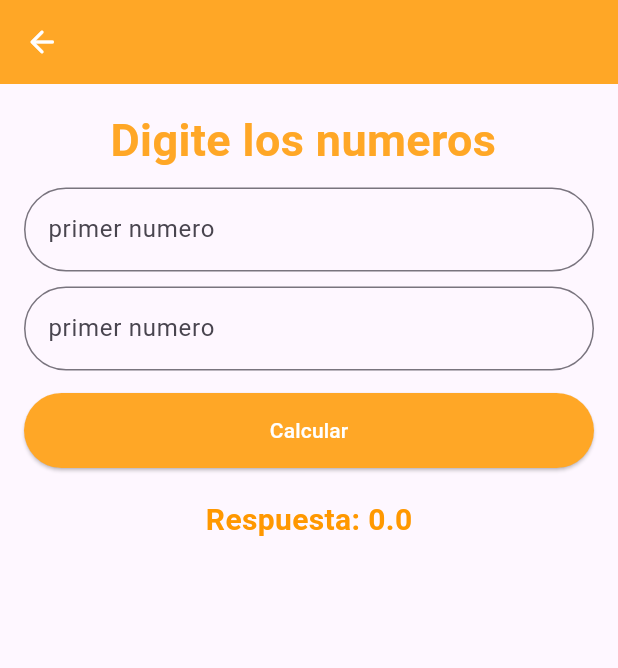
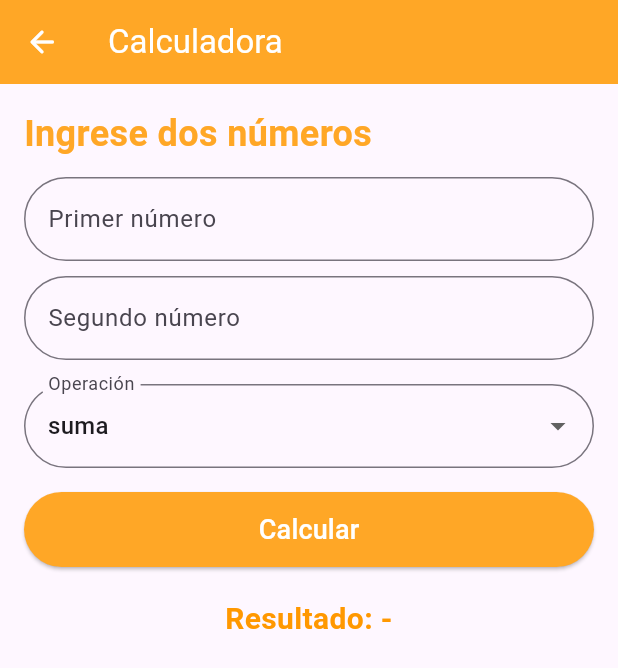
Before and after one commit to sofiaboni06/trabajo-de-flutter-14-11-2025, a Flutter app: the MainOption screen opened directly, after a tap on "calculadora", on a phone screen of 412 x 824 dp. Shown: the top 668 px of the screen. Run offline on Flutter 3.47's test engine with Material 3 defaults, Android fonts, the phone set to English and light mode, and no system bars; network calls fail.

Commit message:
Agregar calculadora con drop

```diff
--- /dev/null
+++ b/flutter_opera_mate_login_register/lib/screen/calculadora.dart
@@ -0,0 +1,192 @@
+import 'package:flutter/material.dart';
+import 'package:flutter_opera_mate_login_register/screen/mainOption.dart';
+
+class Calculadora extends StatefulWidget {
+  const Calculadora({super.key});
+
+  @override
+  State<Calculadora> createState() => _CalculadoraState();
+}
+
+class _CalculadoraState extends State<Calculadora> {
+  final TextEditingController _number1controller = TextEditingController();
+  final TextEditingController _number2controller = TextEditingController();
+  final _formKey = GlobalKey<FormState>();
+
+  double? _resultado;
+  String? _mensajeError;
+  final List<String> _operaciones = ['suma', 'resta', '*', '/'];
+  String _operacionSeleccionada = 'suma';
+
+  void _calcular() {
+    if (!_validar()) return;
+    double a = double.parse(_number1controller.text);
+    double b = double.parse(_number2controller.text);
+    setState(() {
+      switch (_operacionSeleccionada) {
+        case 'suma':
+          _resultado = a + b;
+          _mensajeError = null;
+          break;
+        case 'resta':
+          _resultado = a - b;
+          _mensajeError = null;
+          break;
+        case '*':
+          _resultado = a * b;
+          _mensajeError = null;
+          break;
+        case '/':
+          if (b == 0) {
+            _resultado = null;
+            _mensajeError = 'Error: división por cero';
+          } else {
+            _resultado = a / b;
+            _mensajeError = null;
+          }
+          break;
+      }
+    });
+  }
+
+  bool _validar() {
+    final ok = _formKey.currentState?.validate() ?? false;
+    if (!ok) {
+      setState(() => _resultado = null);
+    }
+    return ok;
+  }
+
+  @override
+  Widget build(BuildContext context) {
+    return Scaffold(
+      appBar: AppBar(
+        backgroundColor: Colors.orange[400],
+        foregroundColor: Colors.white,
+        leading: IconButton(
+          onPressed: () {
+            Navigator.push(
+              context,
+              MaterialPageRoute(builder: (context) => MainOption()),
+            );
+          },
+          icon: Icon(Icons.arrow_back_rounded),
+        ),
+        title: Text('Calculadora'),
+      ),
+      body: Padding(
+        padding: const EdgeInsets.all(16),
+        child: Form(
+          key: _formKey,
+          child: Column(
+            crossAxisAlignment: CrossAxisAlignment.stretch,
+            children: [
+              Text(
+                'Ingrese dos números',
+                style: TextStyle(
+                  fontSize: 24,
+                  fontWeight: FontWeight.bold,
+                  color: Colors.orange[400],
+                ),
+              ),
+              SizedBox(height: 12),
+              TextFormField(
+                controller: _number1controller,
+                decoration: InputDecoration(
+                  labelText: 'Primer número',
+                  border: OutlineInputBorder(
+                    borderRadius: BorderRadius.circular(30),
+                  ),
+                ),
+                keyboardType: TextInputType.number,
+                validator: (value) {
+                  if (value == null || value.isEmpty)
+                    return 'Ingrese un número';
+                  if (double.tryParse(value) == null) return 'Valor no válido';
+                  return null;
+                },
+              ),
+              SizedBox(height: 10),
+              TextFormField(
+                controller: _number2controller,
+                decoration: InputDecoration(
+                  labelText: 'Segundo número',
+                  border: OutlineInputBorder(
+                    borderRadius: BorderRadius.circular(30),
+                  ),
+                ),
+                keyboardType: TextInputType.number,
+                validator: (value) {
+                  if (value == null || value.isEmpty)
+                    return 'Ingrese un número';
+                  if (double.tryParse(value) == null) return 'Valor no válido';
+                  return null;
+                },
+              ),
+              SizedBox(height: 16),
+              DropdownButtonFormField<String>(
+                value: _operacionSeleccionada,
+                decoration: InputDecoration(
+                  labelText: 'Operación',
+                  border: OutlineInputBorder(
+                    borderRadius: BorderRadius.circular(30),
+                  ),
+                ),
+                items:
+                    _operaciones
+                        .map(
+                          (op) => DropdownMenuItem(value: op, child: Text(op)),
+                        )
+                        .toList(),
+                onChanged: (value) {
+                  if (value != null) {
+                    setState(() {
+                      _operacionSeleccionada = value;
+                    });
+                  }
+                },
+              ),
+              SizedBox(height: 16),
+              ElevatedButton(
+                onPressed: _calcular,
+                style: ElevatedButton.styleFrom(
+                  backgroundColor: Colors.orange[400],
+                  minimumSize: Size(double.infinity, 50),
+                ),
+                child: Text(
+                  'Calcular',
+                  style: TextStyle(fontSize: 18, color: Colors.white),
+                ),
+              ),
+
+              SizedBox(height: 20),
+              if (_mensajeError != null) ...[
+                Text(
+                  _mensajeError!,
+                  style: TextStyle(
+                    color: Colors.red,
+                    fontWeight: FontWeight.bold,
+                  ),
+                  textAlign: TextAlign.center,
+                ),
+                SizedBox(height: 8),
+              ],
+
+              Text(
+                _resultado == null
+                    ? 'Resultado: -'
+                    : 'Resultado: ${_resultado!}',
+                style: TextStyle(
+                  fontSize: 20,
+                  fontWeight: FontWeight.bold,
+                  color: Colors.orange,
+                ),
+                textAlign: TextAlign.center,
+              ),
+            ],
+          ),
+        ),
+      ),
+    );
+  }
+}
--- a/flutter_opera_mate_login_register/lib/screen/mainOption.dart
+++ b/flutter_opera_mate_login_register/lib/screen/mainOption.dart
@@ -1,6 +1,8 @@
 import 'package:flutter/material.dart';
 import 'package:flutter_opera_mate_login_register/screen/add.dart';
 import 'package:flutter_opera_mate_login_register/screen/division.dart';
+import 'package:flutter_opera_mate_login_register/screen/calculadora.dart';
+import 'package:flutter_opera_mate_login_register/screen/register.dart';
 
 class MainOption extends StatefulWidget {
   const MainOption({super.key});
@@ -14,8 +16,10 @@ class _MainOptionState extends State<MainOption> {
   Widget build(BuildContext context) {
     return Scaffold(
       appBar: AppBar(
-        title: Text('operaciones Arimeticas Login Registre',
-        style: TextStyle(color: Colors.white),),
+        title: Text(
+          'operaciones Arimeticas Login Registre',
+          style: TextStyle(color: Colors.white),
+        ),
         backgroundColor: Colors.orange[400],
         foregroundColor: Colors.white,
       ),
@@ -32,10 +36,8 @@ class _MainOptionState extends State<MainOption> {
               onTap: () {
                 Navigator.push(
                   context,
-              MaterialPageRoute(builder: (context) => add())
+                  MaterialPageRoute(builder: (context) => add()),
                 );
-
-
               },
             ),
           ),
@@ -48,10 +50,8 @@ class _MainOptionState extends State<MainOption> {
               onTap: () {
                 Navigator.push(
                   context,
-              MaterialPageRoute(builder: (context) => Division())
+                  MaterialPageRoute(builder: (context) => Division()),
                 );
-
-
               },
             ),
           ),
@@ -64,7 +64,7 @@ class _MainOptionState extends State<MainOption> {
               onTap: () {
                 Navigator.push(
                   context,
-              MaterialPageRoute(builder: (context) => add()),
+                  MaterialPageRoute(builder: (context) => Calculadora()),
                 );
               },
             ),
@@ -76,6 +76,12 @@ class _MainOptionState extends State<MainOption> {
               leading: Icon(Icons.add),
               trailing: Icon(Icons.arrow_circle_right_outlined),
               onTap: () {
+                Navigator.push(
+                  context,
+                  MaterialPageRoute(builder: (context) => register()),
+
+                );
+
                 print('presiono boton suma');
               },
             ),
@@ -90,11 +96,9 @@ class _MainOptionState extends State<MainOption> {
                 print('presiono boton suma');
               },
             ),
-          )
+          ),
         ],
       ),
-
     );
-
   }
 }
```
Also changed, not shown: flutter_opera_mate_login_register/lib/screen/register.dart (added, +164 -0 lines). Lines whose indentation alone changed are shown as unchanged.
